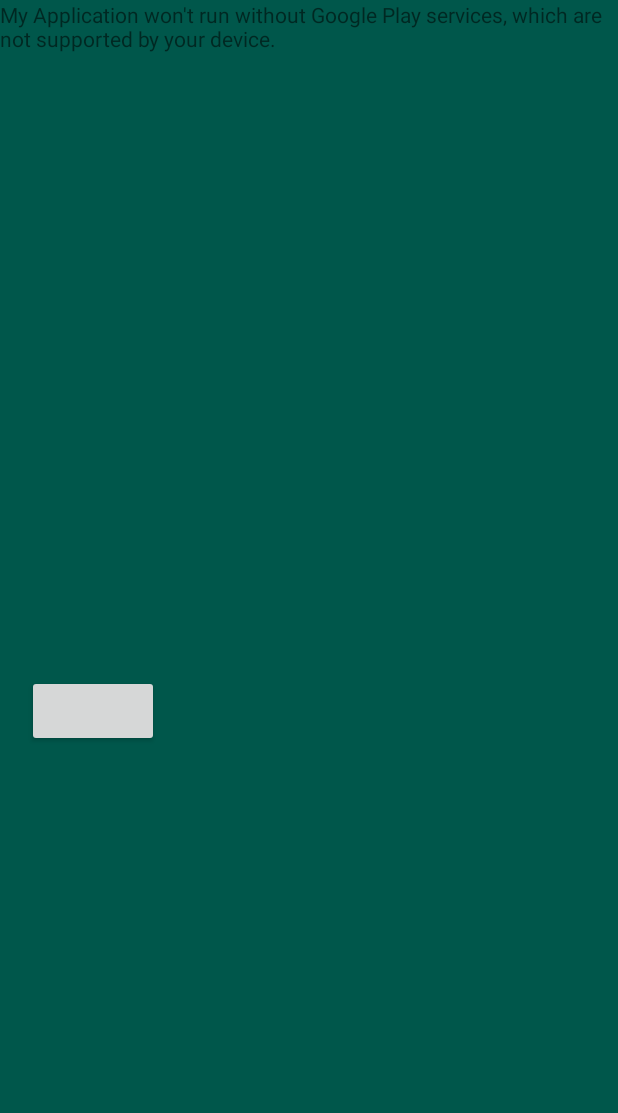
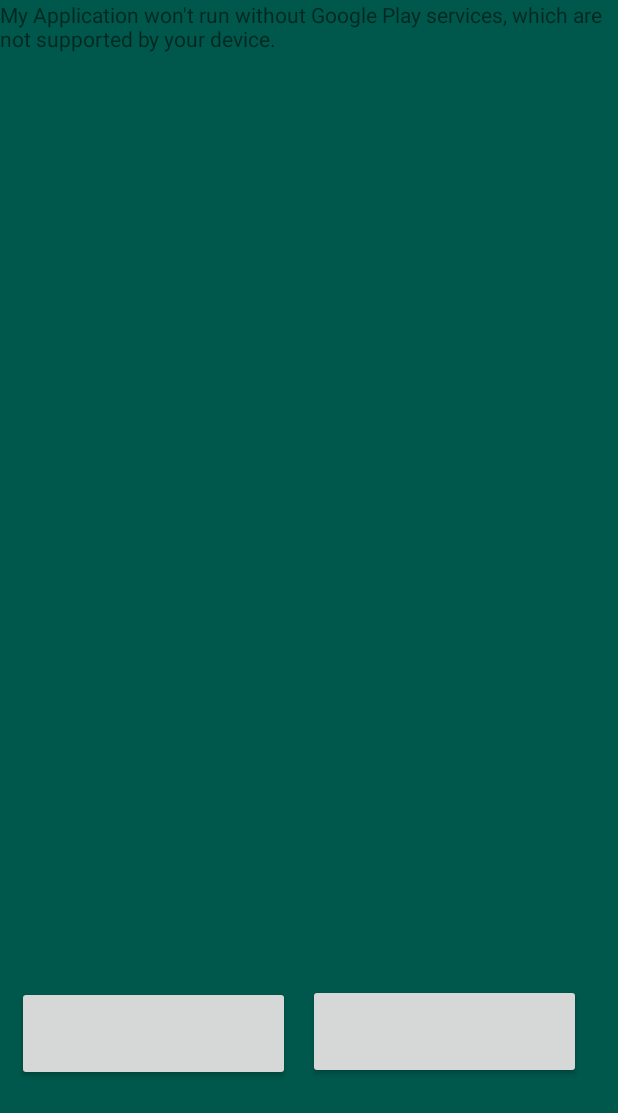
Before and after one commit to Mielan/IBMHack, an Android app: the screen it shows after launch (MapsActivity), on a phone screen of 412 x 824 dp. Shown: the top 1113 px of the screen. Run offline under Robolectric (Android 15) with nearby library versions, the phone set to English and light mode, and no system bars.

Commit message:
change place

```diff
--- a/MyApplication/app/src/main/res/layout/activity_maps.xml
+++ b/MyApplication/app/src/main/res/layout/activity_maps.xml
@@ -6,21 +6,34 @@
     android:layout_height="match_parent"
     android:background="@color/colorPrimaryDark"
     tools:context=".MapsActivity">
+
     <fragment xmlns:android="http://schemas.android.com/apk/res/android"
         xmlns:map="http://schemas.android.com/apk/res-auto"
         xmlns:tools="http://schemas.android.com/tools"
         android:id="@+id/map"
         android:name="com.google.android.gms.maps.SupportMapFragment"
         android:layout_width="match_parent"
-    android:layout_height="450dp"
+        android:layout_height="642dp"
         tools:context=".MapsActivity" />
 
     <Button
-        android:layout_width="wrap_content"
-        android:layout_height="wrap_content"
+        android:layout_width="182dp"
+        android:layout_height="63dp"
         android:layout_below="@+id/map"
         android:layout_alignParentStart="true"
         android:layout_alignParentLeft="true"
-        android:layout_marginStart="18dp"
-        android:layout_marginLeft="18dp" />
+        android:layout_marginStart="205dp"
+        android:layout_marginLeft="205dp"
+        android:layout_marginTop="14dp" />
+
+    <Button
+        android:id="@+id/button"
+        android:layout_width="182dp"
+        android:layout_height="63dp"
+        android:layout_below="@+id/map"
+        android:layout_alignParentStart="true"
+        android:layout_alignParentLeft="true"
+        android:layout_marginStart="11dp"
+        android:layout_marginLeft="11dp"
+        android:layout_marginTop="15dp" />
 </RelativeLayout>
```
Lines whose indentation alone changed are shown as unchanged.
